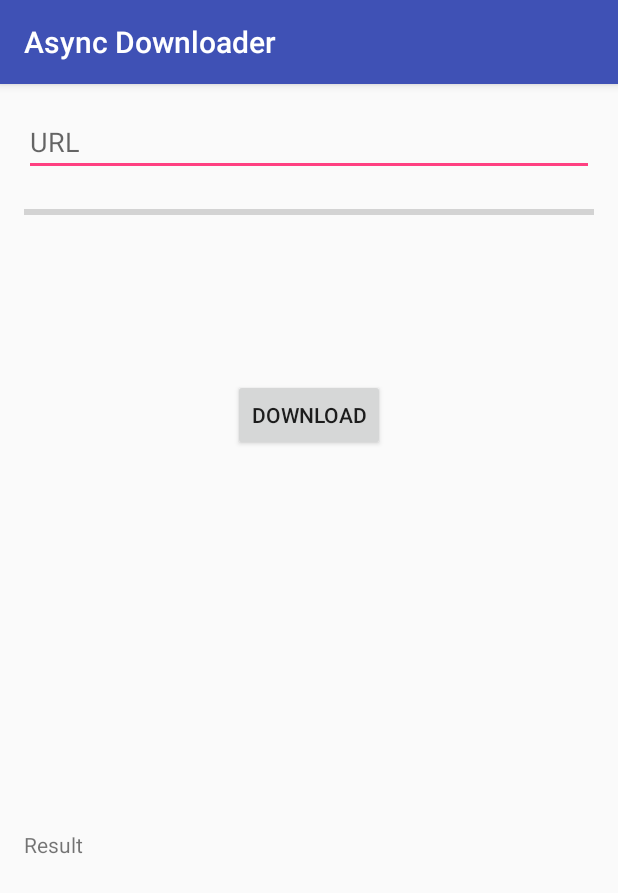
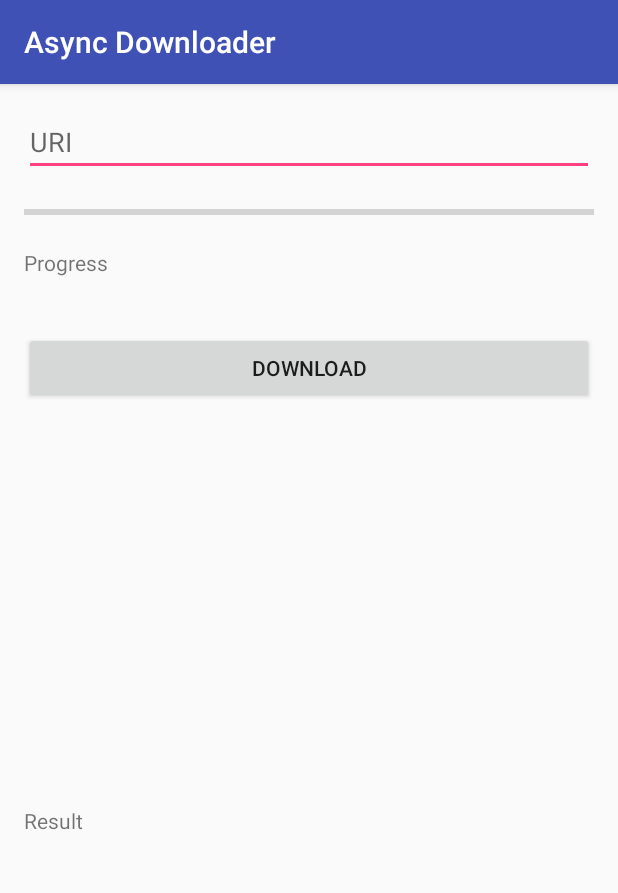
Before and after one commit to eliCoding/Android_Mobile, an Android app: the screen it shows after launch (MainActivity), after a tap on "DOWNLOAD", on a phone screen of 412 x 824 dp. Shown: the top 893 px of the screen. Run offline under Robolectric (Android 15) with nearby library versions, the phone set to English and light mode, and no system bars; 1 statement that could not run was skipped.

Commit message:
* Async Downloader

```diff
--- a/AsyncDownloader/app/build.gradle
+++ b/AsyncDownloader/app/build.gradle
@@ -1,12 +1,12 @@
 apply plugin: 'com.android.application'
 
 android {
-    compileSdkVersion 26
+    compileSdkVersion 24
     buildToolsVersion "26.0.0"
     defaultConfig {
         applicationId "info.ipd9.asyncdownloader"
         minSdkVersion 15
-        targetSdkVersion 26
+        targetSdkVersion 24
         versionCode 1
         versionName "1.0"
         testInstrumentationRunner "android.support.test.runner.AndroidJUnitRunner"
@@ -24,7 +24,7 @@ dependencies {
     androidTestCompile('com.android.support.test.espresso:espresso-core:2.2.2', {
         exclude group: 'com.android.support', module: 'support-annotations'
     })
-    compile 'com.android.support:appcompat-v7:26.+'
+    compile 'com.android.support:appcompat-v7:24.2.1'
     compile 'com.android.support.constraint:constraint-layout:1.0.2'
     testCompile 'junit:junit:4.12'
 }
--- a/AsyncDownloader/app/src/main/AndroidManifest.xml
+++ b/AsyncDownloader/app/src/main/AndroidManifest.xml
@@ -1,13 +1,12 @@
 <?xml version="1.0" encoding="utf-8"?>
 <manifest xmlns:android="http://schemas.android.com/apk/res/android"
     package="info.ipd9.asyncdownloader">
-    <uses-permission android:name="android.permission.INTERNET"/>
 
+    <uses-permission android:name="android.permission.INTERNET" />
     <application
         android:allowBackup="true"
         android:icon="@mipmap/ic_launcher"
         android:label="@string/app_name"
-        android:roundIcon="@mipmap/ic_launcher_round"
         android:supportsRtl="true"
         android:theme="@style/AppTheme">
         <activity android:name=".MainActivity">
@@ -17,7 +16,7 @@
                 <category android:name="android.intent.category.LAUNCHER" />
             </intent-filter>
         </activity>
-        <activity android:name=".SettingsActivity"></activity>
+        <activity android:name=".SettingActivity"></activity>
     </application>
 
 </manifest>
--- a/AsyncDownloader/app/src/main/java/info/ipd9/asyncdownloader/MainActivity.java
+++ b/AsyncDownloader/app/src/main/java/info/ipd9/asyncdownloader/MainActivity.java
@@ -1,5 +1,6 @@
 package info.ipd9.asyncdownloader;
 
+import android.app.Activity;
 import android.content.Context;
 import android.content.Intent;
 import android.content.SharedPreferences;
@@ -31,15 +32,11 @@ import java.security.SecureRandom;
 
 public class MainActivity extends AppCompatActivity {
 
-    private final static String TAG = "MainActivity";
-
     EditText etUrl;
     ProgressBar pbProgress;
     TextView tvProgress;
     Button btDownload;
-
-    // TODO: Save URL in prefernces when Button clicked and onPause
-    // TODO: Restore URL from preferences in onCreate
+    private static String TAG = "MainActivity";
 
     SharedPreferences preferences;
 
@@ -47,7 +44,7 @@ public class MainActivity extends AppCompatActivity {
     protected void onCreate(Bundle savedInstanceState) {
         super.onCreate(savedInstanceState);
         setContentView(R.layout.activity_main);
-        //
+
         etUrl = (EditText) findViewById(R.id.etUrl);
         pbProgress = (ProgressBar) findViewById(R.id.pbProgress);
         tvProgress = (TextView) findViewById(R.id.tvProgress);
@@ -55,7 +52,7 @@ public class MainActivity extends AppCompatActivity {
     }
 
     @Override
-    public void onResume() {
+    public void onResume(){
         super.onResume();
         preferences = PreferenceManager.getDefaultSharedPreferences(this);
         String defaultUrl = preferences.getString("default_url", "");
@@ -63,23 +60,37 @@ public class MainActivity extends AppCompatActivity {
     }
 
     @Override
-    public void onPause() {
+    public void onPause(){
         super.onPause();
         Log.d(TAG, "onPause()");
-        savePreferences();
+        savePreference();
     }
 
-    private void savePreferences() {
-        Log.v(TAG, "savePreferences()");
+    private void savePreference(){
+        Log.d(TAG, "savePreference()");
+        //SharedPreferences preferences = getPreferences(Context.MODE_PRIVATE);
         SharedPreferences.Editor editor = preferences.edit();
         editor.putString("default_url", etUrl.getText().toString());
         editor.commit();
     }
 
+    AsyncDowloader dowloader;
+
+    public void onDownloadClick(View v){
+        savePreference();
+        dowloader = new AsyncDowloader();
+        try{
+            URL url = new URL(etUrl.getText().toString());
+            dowloader.execute(url);
+        } catch (MalformedURLException e){
+            Toast.makeText(this, "URL invalid", Toast.LENGTH_SHORT).show();
+        }
+    }
+
     @Override
     public boolean onCreateOptionsMenu(Menu menu) {
         MenuInflater inflater = getMenuInflater();
-        inflater.inflate(R.menu.main_menu, menu);
+        inflater.inflate(R.menu.setting, menu);
         return true;
     }
 
@@ -87,10 +98,10 @@ public class MainActivity extends AppCompatActivity {
     public boolean onOptionsItemSelected(MenuItem item) {
         // Handle item selection
         switch (item.getItemId()) {
-            case R.id.miSetting:
+            case R.id.miSettings:
             {
                 Log.d(TAG, "Menu item Settings selected");
-                Intent intent = new Intent(this, SettingsActivity.class);
+                Intent intent = new Intent(this, SettingActivity.class);
                 startActivity(intent);
             }
             return true;
@@ -99,76 +110,59 @@ public class MainActivity extends AppCompatActivity {
         }
     }
 
-    AsyncDownloader downloader;
 
-    public void onDownloadClick(View v) {
-        savePreferences();
-        downloader = new AsyncDownloader();
-        try {
-            URL url = new URL(etUrl.getText().toString());
-            downloader.execute(url);
-        } catch (MalformedURLException e) {
-            Toast.makeText(this, "URL invalid", Toast.LENGTH_SHORT).show();
-        }
-    }
 
-    private class AsyncDownloader extends AsyncTask<URL, Long, String> {
-
-        private final static String TAG = "AsyncDownloader";
+    private class AsyncDowloader extends AsyncTask<URL, Long, String> {
+        private  final static String TAG = "AsyncDowloader" ;
 
         @Override
-        protected String doInBackground(URL... params) {
+        protected String doInBackground(URL...params){
             Log.v(TAG, "doInBackground() started");
-            // generate a random filename
             String filename = new BigInteger(130, new SecureRandom()).toString();
             long totalContentLength = 0L, downloadedContentLength = 0L;
             InputStream input = null;
             OutputStream output = null;
             URL url = params[0];
-            try {
-                // open output file for writing
+
+            try{
                 output = new BufferedOutputStream(openFileOutput(filename, Context.MODE_PRIVATE));
-                // open URL for reading
                 HttpURLConnection connection = (HttpURLConnection) url.openConnection();
                 connection.connect();
                 int httpCode = connection.getResponseCode();
-                Log.d(TAG, "HTTP code " + httpCode + " GET " + url.toString());
-                if (httpCode / 100 != 2) {
-                    // not a 2xx http code => problem
+                Log.v(TAG, "HTTP code " + httpCode + " GET " + url.toString());
+                if (httpCode / 100 != 2){
                     return null;
                 }
                 input = connection.getInputStream();
                 totalContentLength = connection.getContentLength();
-                // read from internet, write to file
                 byte [] buffer = new byte[1024];
                 int singleReadCount;
-                while ((singleReadCount = input.read(buffer)) != -1) {
+                while ((singleReadCount = input.read(buffer))!= -1){
                     downloadedContentLength += singleReadCount;
-                    // FIXME: handle if total length is NOT known
                     long percentage = 100 * downloadedContentLength / totalContentLength;
                     publishProgress(percentage, downloadedContentLength / 1024);
                     output.write(buffer);
-                    // internet is too fast, slow it down for this exercise
                     try {
-                        Thread.sleep(500); // 500ms delay
-                    } catch (InterruptedException e) {}
+                        Thread.sleep(500);
+                    }catch (InterruptedException e){
+
+                    }
                 }
-            } catch (IOException e) {
+            }catch (IOException e){
                 e.printStackTrace();
                 return null;
-            } finally {
-                // cleanup, must catch exceptions separately to ensure we attempt to close both streams
-                if (input != null) {
+            }finally {
+                if(input != null){
                     try {
                         input.close();
-                    } catch (IOException e) {
+                    }catch (IOException e){
                         e.printStackTrace();
                     }
                 }
-                if (output != null) {
+                if(output != null){
                     try {
                         output.close();
-                    } catch (IOException e) {
+                    }catch (IOException e){
                         e.printStackTrace();
                     }
                 }
@@ -177,28 +171,26 @@ public class MainActivity extends AppCompatActivity {
         }
 
         @Override
-        protected void onProgressUpdate(Long... progress) {
+        protected void onProgressUpdate(Long...progress){
             long perc = progress[0];
             long kb = progress[1];
+
             Log.v(TAG, String.format("progress: %d, %d", perc, kb));
             tvProgress.setText(String.format("Downloaded %d kb (%d%%)", kb, perc));
             pbProgress.setProgress((int)perc);
         }
 
         @Override
-        protected void onPreExecute()
-        {
+        protected void onPreExecute(){
             Log.v(TAG, "onPreExecute()");
             btDownload.setEnabled(false);
         }
 
         @Override
-        protected void onPostExecute(String filename) {
+        protected void onPostExecute(String filename){
             Log.v(TAG, "onPostExecute()");
             btDownload.setEnabled(true);
-            // TODO: show result somehow
         }
 
     }
-
 }
--- a/AsyncDownloader/app/src/main/res/layout/activity_main.xml
+++ b/AsyncDownloader/app/src/main/res/layout/activity_main.xml
@@ -16,7 +16,7 @@
         android:layout_marginStart="16dp"
         android:layout_marginTop="16dp"
         android:ems="10"
-        android:hint="URL"
+        android:hint="URI"
         android:inputType="textPersonName"
         app:layout_constraintLeft_toLeftOf="parent"
         app:layout_constraintRight_toRightOf="parent"
@@ -33,37 +33,38 @@
         android:layout_marginStart="16dp"
         android:layout_marginTop="16dp"
         android:max="100"
-        app:layout_constraintHorizontal_bias="0.0"
         app:layout_constraintLeft_toLeftOf="parent"
         app:layout_constraintRight_toRightOf="parent"
         app:layout_constraintTop_toBottomOf="@+id/etUrl" />
 
     <Button
         android:id="@+id/btDownload"
-        android:layout_width="wrap_content"
+        android:layout_width="0dp"
         android:layout_height="wrap_content"
-        android:onClick="onDownloadClick"
-        android:text="Download"
-        app:layout_constraintLeft_toLeftOf="parent"
-        app:layout_constraintRight_toRightOf="parent"
-        app:layout_constraintHorizontal_bias="0.501"
-        android:layout_marginTop="68dp"
-        app:layout_constraintTop_toBottomOf="@+id/tvProgress"
+        android:layout_marginEnd="16dp"
         android:layout_marginLeft="16dp"
         android:layout_marginRight="16dp"
         android:layout_marginStart="16dp"
-        android:layout_marginEnd="16dp" />
+        android:layout_marginTop="16dp"
+        android:onClick="onDownloadClick"
+        android:text="Download"
+        app:layout_constraintHorizontal_bias="0.0"
+        app:layout_constraintLeft_toLeftOf="parent"
+        app:layout_constraintRight_toRightOf="parent"
+        app:layout_constraintTop_toBottomOf="@+id/tvProgress" />
 
     <TextView
         android:id="@+id/tvProgress"
-        android:layout_width="0dp"
-        android:layout_height="wrap_content"
+        android:layout_width="351dp"
+        android:layout_height="40dp"
+        android:layout_marginLeft="16dp"
+        android:layout_marginRight="16dp"
+        android:layout_marginTop="16dp"
+        android:text="Progress"
+        app:layout_constraintHorizontal_bias="0.0"
         app:layout_constraintLeft_toLeftOf="parent"
         app:layout_constraintRight_toRightOf="parent"
-        android:layout_marginTop="16dp"
         app:layout_constraintTop_toBottomOf="@+id/pbProgress"
-        android:layout_marginRight="16dp"
-        android:layout_marginLeft="16dp"
         android:layout_marginStart="16dp"
         android:layout_marginEnd="16dp" />
 
@@ -72,16 +73,14 @@
         android:layout_width="0dp"
         android:layout_height="wrap_content"
         android:layout_marginBottom="16dp"
-        android:layout_marginEnd="16dp"
         android:layout_marginLeft="16dp"
         android:layout_marginRight="16dp"
-        android:layout_marginStart="16dp"
         android:layout_marginTop="16dp"
         android:text="Result"
         app:layout_constraintBottom_toBottomOf="parent"
-        app:layout_constraintHorizontal_bias="0.0"
         app:layout_constraintLeft_toLeftOf="parent"
         app:layout_constraintRight_toRightOf="parent"
         app:layout_constraintTop_toBottomOf="@+id/btDownload"
-        app:layout_constraintVertical_bias="0.502" />
+        android:layout_marginStart="16dp"
+        android:layout_marginEnd="16dp" />
 </android.support.constraint.ConstraintLayout>
```
Also changed, not shown: AsyncDownloader/app/src/main/res/mipmap-hdpi/ic_launcher_round.png (deleted), AsyncDownloader/app/src/main/res/mipmap-mdpi/ic_launcher_round.png (deleted), AsyncDownloader/app/src/main/res/mipmap-xhdpi/ic_launcher_round.png (deleted), AsyncDownloader/app/src/main/res/mipmap-xxhdpi/ic_launcher_round.png (deleted), AsyncDownloader/app/src/main/res/mipmap-xxxhdpi/ic_launcher_round.png (deleted), AsyncDownloader/gradle/wrapper/gradle-wrapper.properties.
